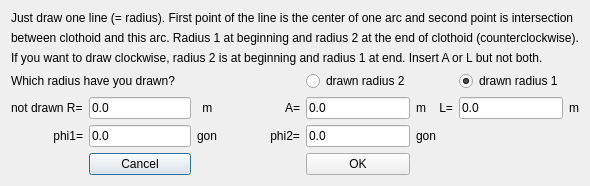
Before: the Qt Designer form src/OpenInfraPlatform/Forms/CreateArcClothoidArc.ui in bbrangeo/OpenInfraPlatform, drawn with Qt 5.
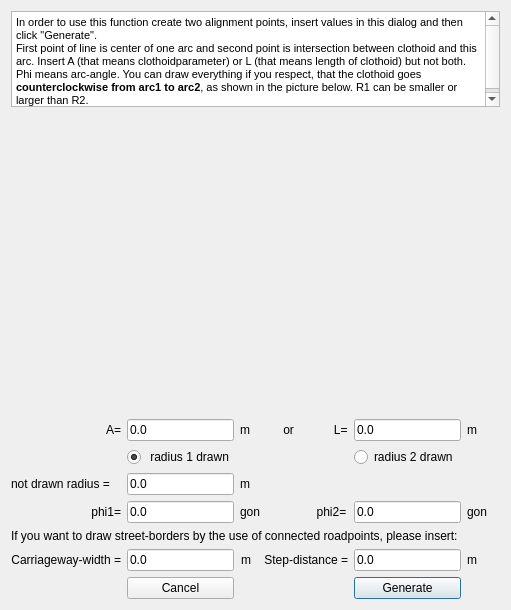
After: the same form once the commit is applied.

```diff
--- a/src/OpenInfraPlatform/Forms/CreateArcClothoidArc.ui
+++ b/src/OpenInfraPlatform/Forms/CreateArcClothoidArc.ui
@@ -6,166 +6,215 @@
    <rect>
     <x>0</x>
     <y>0</y>
-    <width>533</width>
-    <height>173</height>
+    <width>511</width>
+    <height>610</height>
    </rect>
   </property>
   <property name="windowTitle">
    <string>Create-Arc-Clothoid-Arc</string>
   </property>
   <layout class="QGridLayout" name="gridLayout">
-   <item row="4" column="4">
-    <widget class="QLabel" name="label_7">
+   <item row="8" column="1">
+    <widget class="QLabel" name="label_10">
      <property name="text">
-      <string>m    L=</string>
+      <string>phi1=</string>
      </property>
-    </widget>
-   </item>
-   <item row="0" column="0" colspan="7">
-    <widget class="QLabel" name="label_2">
-     <property name="text">
-      <string>Just draw one line (= radius). First point of the line is the center of one arc and second point is intersection</string>
-     </property>
      <property name="alignment">
-      <set>Qt::AlignLeading|Qt::AlignLeft|Qt::AlignVCenter</set>
+      <set>Qt::AlignRight|Qt::AlignTrailing|Qt::AlignVCenter</set>
      </property>
     </widget>
    </item>
-   <item row="1" column="0" colspan="7">
-    <widget class="QLabel" name="label_6">
+   <item row="8" column="5">
+    <widget class="QLabel" name="label_4">
      <property name="text">
-      <string>between clothoid and this arc. Radius 1 at beginning and radius 2 at the end of clothoid (counterclockwise).</string>
+      <string>gon</string>
      </property>
-     <property name="alignment">
-      <set>Qt::AlignLeading|Qt::AlignLeft|Qt::AlignVCenter</set>
-     </property>
     </widget>
    </item>
-   <item row="3" column="0" colspan="2">
-    <widget class="QLabel" name="label">
+   <item row="3" column="4">
+    <widget class="QLineEdit" name="lineEdit_L">
      <property name="text">
-      <string>Which radius have you drawn?</string>
+      <string>0.0</string>
      </property>
     </widget>
    </item>
-   <item row="5" column="2">
+   <item row="8" column="3">
     <widget class="QLabel" name="label_9">
      <property name="text">
-      <string>gon                phi2=</string>
+      <string>gon                 phi2=</string>
      </property>
     </widget>
    </item>
-   <item row="4" column="1">
-    <widget class="QLineEdit" name="lineEdit_R">
-     <property name="text">
-      <string>0.0</string>
-     </property>
-    </widget>
-   </item>
-   <item row="4" column="0">
-    <widget class="QLabel" name="label_3">
-     <property name="text">
-      <string>not drawn R=</string>
-     </property>
-    </widget>
-   </item>
-   <item row="5" column="3">
-    <widget class="QLineEdit" name="lineEdit_phi2">
-     <property name="text">
-      <string>0.0</string>
-     </property>
-    </widget>
-   </item>
-   <item row="5" column="1">
+   <item row="8" column="2">
     <widget class="QLineEdit" name="lineEdit_phi1">
      <property name="text">
       <string>0.0</string>
      </property>
     </widget>
    </item>
-   <item row="4" column="6">
-    <widget class="QLabel" name="label_5">
+   <item row="11" column="4">
+    <widget class="QPushButton" name="pushButtonGenerate">
      <property name="text">
-      <string>m</string>
+      <string>Generate</string>
      </property>
     </widget>
    </item>
-   <item row="10" column="1">
+   <item row="0" column="1" colspan="7">
+    <widget class="QTextBrowser" name="textBrowser">
+     <property name="autoFillBackground">
+      <bool>true</bool>
+     </property>
+     <property name="html">
+      <string>&lt;!DOCTYPE HTML PUBLIC &quot;-//W3C//DTD HTML 4.0//EN&quot; &quot;http://www.w3.org/TR/REC-html40/strict.dtd&quot;&gt;
+&lt;html&gt;&lt;head&gt;&lt;meta name=&quot;qrichtext&quot; content=&quot;1&quot; /&gt;&lt;style type=&quot;text/css&quot;&gt;
+p, li { white-space: pre-wrap; }
+&lt;/style&gt;&lt;/head&gt;&lt;body style=&quot; font-family:'MS Shell Dlg 2'; font-size:8.25pt; font-weight:400; font-style:normal;&quot;&gt;
+&lt;p style=&quot; margin-top:0px; margin-bottom:0px; margin-left:0px; margin-right:0px; -qt-block-indent:0; text-indent:0px;&quot;&gt;In order to use this function create two alignment points, insert values in this dialog and then click &amp;quot;Generate&amp;quot;.&lt;/p&gt;
+&lt;p style=&quot; margin-top:0px; margin-bottom:0px; margin-left:0px; margin-right:0px; -qt-block-indent:0; text-indent:0px;&quot;&gt;First point of line is center of one arc and second point is intersection between clothoid and this arc. Insert A (that means clothoidparameter) or L (that means length of clothoid) but not both. Phi means arc-angle. You can draw everything if you respect, that the clothoid goes &lt;span style=&quot; font-weight:600;&quot;&gt;counterclockwise from arc1 to arc2&lt;/span&gt;, as shown in the picture below. R1 can be smaller or larger than R2.&lt;/p&gt;&lt;/body&gt;&lt;/html&gt;</string>
+     </property>
+    </widget>
+   </item>
+   <item row="8" column="4">
+    <widget class="QLineEdit" name="lineEdit_phi2">
+     <property name="text">
+      <string>0.0</string>
+     </property>
+    </widget>
+   </item>
+   <item row="3" column="3">
+    <widget class="QLabel" name="label_7">
+     <property name="text">
+      <string>m          or            L=</string>
+     </property>
+    </widget>
+   </item>
+   <item row="11" column="2">
     <widget class="QPushButton" name="pushButtonCancel">
      <property name="text">
       <string>Cancel</string>
      </property>
     </widget>
    </item>
-   <item row="10" column="3">
-    <widget class="QPushButton" name="pushButtonGenerate">
+   <item row="3" column="5">
+    <widget class="QLabel" name="label_5">
      <property name="text">
-      <string>OK</string>
+      <string>m</string>
      </property>
     </widget>
    </item>
-   <item row="4" column="3">
+   <item row="6" column="2">
+    <widget class="QLineEdit" name="lineEdit_R">
+     <property name="text">
+      <string>0.0</string>
+     </property>
+    </widget>
+   </item>
+   <item row="3" column="2">
     <widget class="QLineEdit" name="lineEdit_A">
      <property name="text">
       <string>0.0</string>
      </property>
     </widget>
    </item>
-   <item row="5" column="0">
-    <widget class="QLabel" name="label_10">
+   <item row="6" column="3">
+    <widget class="QLabel" name="label_6">
      <property name="text">
-      <string>phi1=</string>
+      <string>m</string>
      </property>
-     <property name="alignment">
-      <set>Qt::AlignRight|Qt::AlignTrailing|Qt::AlignVCenter</set>
+    </widget>
+   </item>
+   <item row="6" column="1">
+    <widget class="QLabel" name="label_3">
+     <property name="text">
+      <string>not drawn radius =</string>
      </property>
     </widget>
    </item>
-   <item row="2" column="0" colspan="7">
-    <widget class="QLabel" name="label_11">
+   <item row="1" column="1" colspan="7">
+    <widget class="QLabel" name="labelPicture">
+     <property name="minimumSize">
+      <size>
+       <width>0</width>
+       <height>300</height>
+      </size>
+     </property>
      <property name="text">
-      <string>If you want to draw clockwise, radius 2 is at beginning and radius 1 at end. Insert A or L but not both.</string>
+      <string/>
      </property>
     </widget>
    </item>
-   <item row="4" column="2">
+   <item row="3" column="1">
     <widget class="QLabel" name="label_8">
      <property name="text">
-      <string>m                      A=</string>
+      <string> A=</string>
      </property>
      <property name="alignment">
       <set>Qt::AlignRight|Qt::AlignTrailing|Qt::AlignVCenter</set>
      </property>
     </widget>
    </item>
-   <item row="4" column="5">
-    <widget class="QLineEdit" name="lineEdit_L">
+   <item row="10" column="2">
+    <widget class="QLineEdit" name="lineEdit_c">
      <property name="text">
       <string>0.0</string>
      </property>
     </widget>
    </item>
-   <item row="5" column="4">
-    <widget class="QLabel" name="label_4">
+   <item row="10" column="1">
+    <widget class="QLabel" name="label_14">
      <property name="text">
-      <string>gon</string>
+      <string>Carriageway-width =</string>
      </property>
+     <property name="alignment">
+      <set>Qt::AlignRight|Qt::AlignTrailing|Qt::AlignVCenter</set>
+     </property>
     </widget>
    </item>
-   <item row="3" column="5">
+   <item row="10" column="3">
+    <widget class="QLabel" name="label_16">
+     <property name="text">
+      <string>m    Step-distance =</string>
+     </property>
+     <property name="alignment">
+      <set>Qt::AlignRight|Qt::AlignTrailing|Qt::AlignVCenter</set>
+     </property>
+    </widget>
+   </item>
+   <item row="4" column="4">
+    <widget class="QRadioButton" name="radioButton_line2">
+     <property name="text">
+      <string>radius 2 drawn</string>
+     </property>
+    </widget>
+   </item>
+   <item row="10" column="4">
+    <widget class="QLineEdit" name="lineEdit_d">
+     <property name="text">
+      <string>0.0</string>
+     </property>
+    </widget>
+   </item>
+   <item row="4" column="2">
     <widget class="QRadioButton" name="radioButton_line1">
      <property name="text">
-      <string>drawn radius 1</string>
+      <string> radius 1 drawn</string>
      </property>
      <property name="checked">
       <bool>true</bool>
      </property>
     </widget>
    </item>
-   <item row="3" column="3">
-    <widget class="QRadioButton" name="radioButton_line2">
+   <item row="10" column="5">
+    <widget class="QLabel" name="label_13">
      <property name="text">
-      <string>drawn radius 2</string>
+      <string>m</string>
+     </property>
+    </widget>
+   </item>
+   <item row="9" column="1" colspan="4">
+    <widget class="QLabel" name="label_12">
+     <property name="text">
+      <string>If you want to draw street-borders by the use of connected roadpoints, please insert:</string>
      </property>
     </widget>
    </item>
```
Left out of the diff: 3 changed lines with no effect on the pictures.
